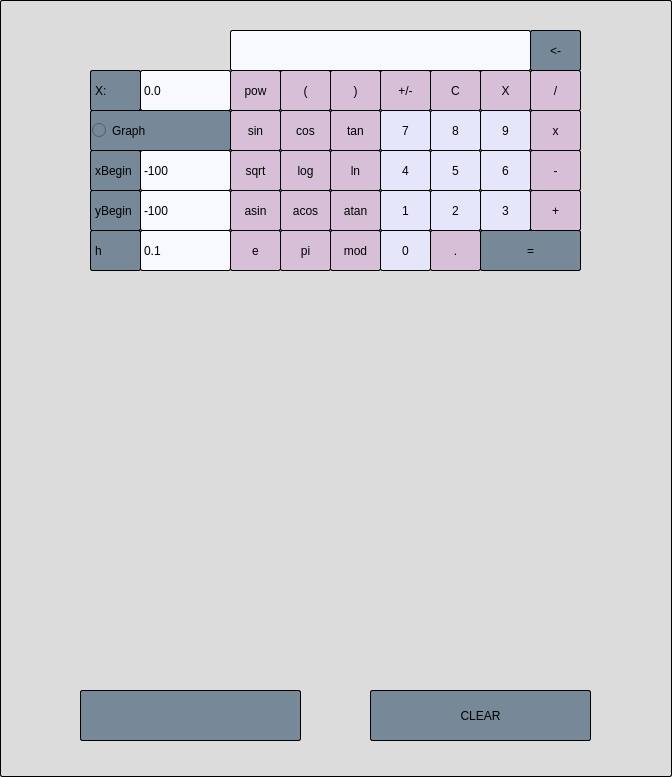
The window that new/mainwindow.ui (ohiamdaria/smartcalc) describes before a commit, drawn with Qt 5.
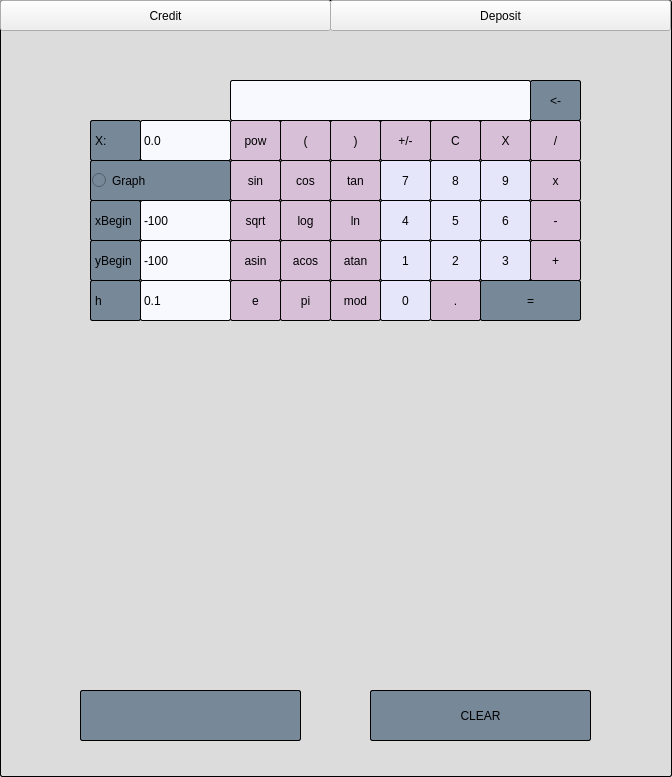
The same window after the commit. Custom widgets are drawn as their Qt base class.

```diff
--- a/new/mainwindow.ui
+++ b/new/mainwindow.ui
@@ -27,9 +27,9 @@
     <property name="geometry">
      <rect>
       <x>50</x>
-      <y>320</y>
+      <y>340</y>
       <width>571</width>
-      <height>321</height>
+      <height>301</height>
      </rect>
     </property>
     <property name="styleSheet">
@@ -44,7 +44,7 @@
     <property name="geometry">
      <rect>
       <x>230</x>
-      <y>70</y>
+      <y>120</y>
       <width>51</width>
       <height>41</height>
      </rect>
@@ -69,7 +69,7 @@
     <property name="geometry">
      <rect>
       <x>230</x>
-      <y>110</y>
+      <y>160</y>
       <width>51</width>
       <height>41</height>
      </rect>
@@ -94,7 +94,7 @@
     <property name="geometry">
      <rect>
       <x>230</x>
-      <y>150</y>
+      <y>200</y>
       <width>51</width>
       <height>41</height>
      </rect>
@@ -119,7 +119,7 @@
     <property name="geometry">
      <rect>
       <x>230</x>
-      <y>190</y>
+      <y>240</y>
       <width>51</width>
       <height>41</height>
      </rect>
@@ -144,7 +144,7 @@
     <property name="geometry">
      <rect>
       <x>230</x>
-      <y>230</y>
+      <y>280</y>
       <width>51</width>
       <height>41</height>
      </rect>
@@ -169,7 +169,7 @@
     <property name="geometry">
      <rect>
       <x>280</x>
-      <y>70</y>
+      <y>120</y>
       <width>51</width>
       <height>41</height>
      </rect>
@@ -194,7 +194,7 @@
     <property name="geometry">
      <rect>
       <x>280</x>
-      <y>110</y>
+      <y>160</y>
       <width>51</width>
       <height>41</height>
      </rect>
@@ -219,7 +219,7 @@
     <property name="geometry">
      <rect>
       <x>280</x>
-      <y>150</y>
+      <y>200</y>
       <width>51</width>
       <height>41</height>
      </rect>
@@ -244,7 +244,7 @@
     <property name="geometry">
      <rect>
       <x>280</x>
-      <y>190</y>
+      <y>240</y>
       <width>51</width>
       <height>41</height>
      </rect>
@@ -269,7 +269,7 @@
     <property name="geometry">
      <rect>
       <x>280</x>
-      <y>230</y>
+      <y>280</y>
       <width>51</width>
       <height>41</height>
      </rect>
@@ -294,7 +294,7 @@
     <property name="geometry">
      <rect>
       <x>330</x>
-      <y>70</y>
+      <y>120</y>
       <width>51</width>
       <height>41</height>
      </rect>
@@ -319,7 +319,7 @@
     <property name="geometry">
      <rect>
       <x>330</x>
-      <y>110</y>
+      <y>160</y>
       <width>51</width>
       <height>41</height>
      </rect>
@@ -350,7 +350,7 @@
     <property name="geometry">
      <rect>
       <x>330</x>
-      <y>150</y>
+      <y>200</y>
       <width>51</width>
       <height>41</height>
      </rect>
@@ -375,7 +375,7 @@
     <property name="geometry">
      <rect>
       <x>330</x>
-      <y>190</y>
+      <y>240</y>
       <width>51</width>
       <height>41</height>
      </rect>
@@ -400,7 +400,7 @@
     <property name="geometry">
      <rect>
       <x>330</x>
-      <y>230</y>
+      <y>280</y>
       <width>51</width>
       <height>41</height>
      </rect>
@@ -425,7 +425,7 @@
     <property name="geometry">
      <rect>
       <x>380</x>
-      <y>70</y>
+      <y>120</y>
       <width>51</width>
       <height>41</height>
      </rect>
@@ -450,7 +450,7 @@
     <property name="geometry">
      <rect>
       <x>380</x>
-      <y>110</y>
+      <y>160</y>
       <width>51</width>
       <height>41</height>
      </rect>
@@ -475,7 +475,7 @@
     <property name="geometry">
      <rect>
       <x>380</x>
-      <y>150</y>
+      <y>200</y>
       <width>51</width>
       <height>41</height>
      </rect>
@@ -500,7 +500,7 @@
     <property name="geometry">
      <rect>
       <x>380</x>
-      <y>190</y>
+      <y>240</y>
       <width>51</width>
       <height>41</height>
      </rect>
@@ -525,7 +525,7 @@
     <property name="geometry">
      <rect>
       <x>380</x>
-      <y>230</y>
+      <y>280</y>
       <width>51</width>
       <height>41</height>
      </rect>
@@ -533,15 +533,6 @@
     <property name="palette">
      <palette>
       <active>
-       <colorrole role="WindowText">
-        <brush brushstyle="SolidPattern">
-         <color alpha="255">
-          <red>0</red>
-          <green>0</green>
-          <blue>0</blue>
-         </color>
-        </brush>
-       </colorrole>
        <colorrole role="Button">
         <brush brushstyle="SolidPattern">
          <color alpha="255">
@@ -551,24 +542,6 @@
          </color>
         </brush>
        </colorrole>
-       <colorrole role="Text">
-        <brush brushstyle="SolidPattern">
-         <color alpha="255">
-          <red>0</red>
-          <green>0</green>
-          <blue>0</blue>
-         </color>
-        </brush>
-       </colorrole>
-       <colorrole role="ButtonText">
-        <brush brushstyle="SolidPattern">
-         <color alpha="255">
-          <red>0</red>
-          <green>0</green>
-          <blue>0</blue>
-         </color>
-        </brush>
-       </colorrole>
        <colorrole role="Base">
         <brush brushstyle="SolidPattern">
          <color alpha="255">
@@ -598,15 +571,6 @@
        </colorrole>
       </active>
       <inactive>
-       <colorrole role="WindowText">
-        <brush brushstyle="SolidPattern">
-         <color alpha="255">
-          <red>0</red>
-          <green>0</green>
-          <blue>0</blue>
-         </color>
-        </brush>
-       </colorrole>
        <colorrole role="Button">
         <brush brushstyle="SolidPattern">
          <color alpha="255">
@@ -616,24 +580,6 @@
          </color>
         </brush>
        </colorrole>
-       <colorrole role="Text">
-        <brush brushstyle="SolidPattern">
-         <color alpha="255">
-          <red>0</red>
-          <green>0</green>
-          <blue>0</blue>
-         </color>
-        </brush>
-       </colorrole>
-       <colorrole role="ButtonText">
-        <brush brushstyle="SolidPattern">
-         <color alpha="255">
-          <red>0</red>
-          <green>0</green>
-          <blue>0</blue>
-         </color>
-        </brush>
-       </colorrole>
        <colorrole role="Base">
         <brush brushstyle="SolidPattern">
          <color alpha="255">
@@ -663,15 +609,6 @@
        </colorrole>
       </inactive>
       <disabled>
-       <colorrole role="WindowText">
-        <brush brushstyle="SolidPattern">
-         <color alpha="255">
-          <red>0</red>
-          <green>0</green>
-          <blue>0</blue>
-         </color>
-        </brush>
-       </colorrole>
        <colorrole role="Button">
         <brush brushstyle="SolidPattern">
          <color alpha="255">
@@ -681,24 +618,6 @@
          </color>
         </brush>
        </colorrole>
-       <colorrole role="Text">
-        <brush brushstyle="SolidPattern">
-         <color alpha="255">
-          <red>0</red>
-          <green>0</green>
-          <blue>0</blue>
-         </color>
-        </brush>
-       </colorrole>
-       <colorrole role="ButtonText">
-        <brush brushstyle="SolidPattern">
-         <color alpha="255">
-          <red>0</red>
-          <green>0</green>
-          <blue>0</blue>
-         </color>
-        </brush>
-       </colorrole>
        <colorrole role="Base">
         <brush brushstyle="SolidPattern">
          <color alpha="255">
@@ -755,7 +674,7 @@
     <property name="geometry">
      <rect>
       <x>430</x>
-      <y>70</y>
+      <y>120</y>
       <width>51</width>
       <height>41</height>
      </rect>
@@ -780,7 +699,7 @@
     <property name="geometry">
      <rect>
       <x>430</x>
-      <y>110</y>
+      <y>160</y>
       <width>51</width>
       <height>41</height>
      </rect>
@@ -805,7 +724,7 @@
     <property name="geometry">
      <rect>
       <x>430</x>
-      <y>150</y>
+      <y>200</y>
       <width>51</width>
       <height>41</height>
      </rect>
@@ -830,7 +749,7 @@
     <property name="geometry">
      <rect>
       <x>430</x>
-      <y>190</y>
+      <y>240</y>
       <width>51</width>
       <height>41</height>
      </rect>
@@ -855,7 +774,7 @@
     <property name="geometry">
      <rect>
       <x>430</x>
-      <y>230</y>
+      <y>280</y>
       <width>51</width>
       <height>41</height>
      </rect>
@@ -880,7 +799,7 @@
     <property name="geometry">
      <rect>
       <x>480</x>
-      <y>70</y>
+      <y>120</y>
       <width>51</width>
       <height>41</height>
      </rect>
@@ -905,7 +824,7 @@
     <property name="geometry">
      <rect>
       <x>480</x>
-      <y>110</y>
+      <y>160</y>
       <width>51</width>
       <height>41</height>
      </rect>
@@ -930,7 +849,7 @@
     <property name="geometry">
      <rect>
       <x>480</x>
-      <y>150</y>
+      <y>200</y>
       <width>51</width>
       <height>41</height>
      </rect>
@@ -955,7 +874,7 @@
     <property name="geometry">
      <rect>
       <x>480</x>
-      <y>190</y>
+      <y>240</y>
       <width>51</width>
       <height>41</height>
      </rect>
@@ -980,7 +899,7 @@
     <property name="geometry">
      <rect>
       <x>480</x>
-      <y>230</y>
+      <y>280</y>
       <width>101</width>
       <height>41</height>
      </rect>
@@ -1005,7 +924,7 @@
     <property name="geometry">
      <rect>
       <x>530</x>
-      <y>30</y>
+      <y>80</y>
       <width>51</width>
       <height>41</height>
      </rect>
@@ -1030,7 +949,7 @@
     <property name="geometry">
      <rect>
       <x>530</x>
-      <y>70</y>
+      <y>120</y>
       <width>51</width>
       <height>41</height>
      </rect>
@@ -1055,7 +974,7 @@
     <property name="geometry">
      <rect>
       <x>530</x>
-      <y>110</y>
+      <y>160</y>
       <width>51</width>
       <height>41</height>
      </rect>
@@ -1080,7 +999,7 @@
     <property name="geometry">
      <rect>
       <x>530</x>
-      <y>150</y>
+      <y>200</y>
       <width>51</width>
       <height>41</height>
      </rect>
@@ -1105,7 +1024,7 @@
     <property name="geometry">
      <rect>
       <x>530</x>
-      <y>190</y>
+      <y>240</y>
       <width>51</width>
       <height>41</height>
      </rect>
@@ -1130,7 +1049,7 @@
     <property name="geometry">
      <rect>
       <x>230</x>
-      <y>30</y>
+      <y>80</y>
       <width>301</width>
       <height>41</height>
      </rect>
@@ -1149,7 +1068,7 @@
     <property name="geometry">
      <rect>
       <x>140</x>
-      <y>70</y>
+      <y>120</y>
       <width>91</width>
       <height>41</height>
      </rect>
@@ -1171,7 +1090,7 @@
     <property name="geometry">
      <rect>
       <x>90</x>
-      <y>70</y>
+      <y>120</y>
       <width>51</width>
       <height>41</height>
      </rect>
@@ -1193,7 +1112,7 @@
     <property name="geometry">
      <rect>
       <x>90</x>
-      <y>110</y>
+      <y>160</y>
       <width>141</width>
       <height>41</height>
      </rect>
@@ -1215,7 +1134,7 @@
     <property name="geometry">
      <rect>
       <x>90</x>
-      <y>150</y>
+      <y>200</y>
       <width>51</width>
       <height>41</height>
      </rect>
@@ -1237,7 +1156,7 @@
     <property name="geometry">
      <rect>
       <x>140</x>
-      <y>150</y>
+      <y>200</y>
       <width>91</width>
       <height>41</height>
      </rect>
@@ -1259,7 +1178,7 @@
     <property name="geometry">
      <rect>
       <x>140</x>
-      <y>190</y>
+      <y>240</y>
       <width>91</width>
       <height>41</height>
      </rect>
@@ -1281,7 +1200,7 @@
     <property name="geometry">
      <rect>
       <x>90</x>
-      <y>190</y>
+      <y>240</y>
       <width>51</width>
       <height>41</height>
      </rect>
@@ -1303,7 +1222,7 @@
     <property name="geometry">
      <rect>
       <x>140</x>
-      <y>230</y>
+      <y>280</y>
       <width>91</width>
       <height>41</height>
      </rect>
@@ -1325,7 +1244,7 @@
     <property name="geometry">
      <rect>
       <x>90</x>
-      <y>230</y>
+      <y>280</y>
       <width>51</width>
       <height>41</height>
      </rect>
@@ -1387,6 +1306,32 @@
      <string>CLEAR</string>
     </property>
    </widget>
+   <widget class="QPushButton" name="credit_button">
+    <property name="geometry">
+     <rect>
+      <x>0</x>
+      <y>0</y>
+      <width>331</width>
+      <height>31</height>
+     </rect>
+    </property>
+    <property name="text">
+     <string>Credit</string>
+    </property>
+   </widget>
+   <widget class="QPushButton" name="deposit_button">
+    <property name="geometry">
+     <rect>
+      <x>330</x>
+      <y>0</y>
+      <width>341</width>
+      <height>31</height>
+     </rect>
+    </property>
+    <property name="text">
+     <string>Deposit</string>
+    </property>
+   </widget>
   </widget>
  </widget>
  <customwidgets>
```
